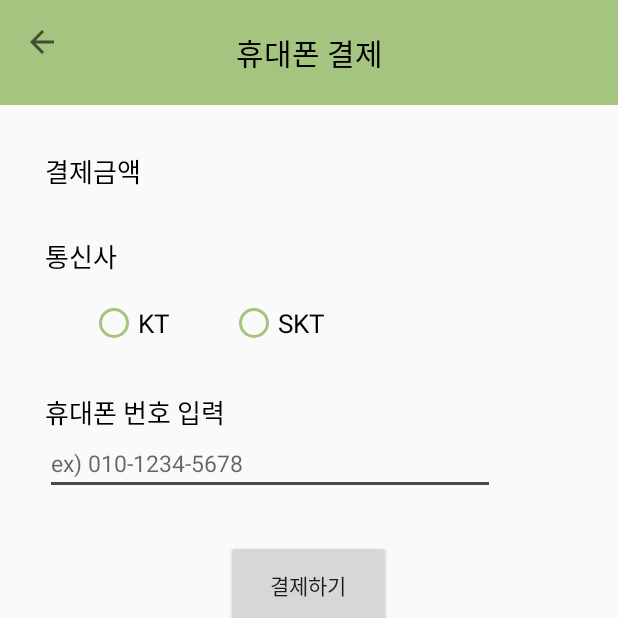
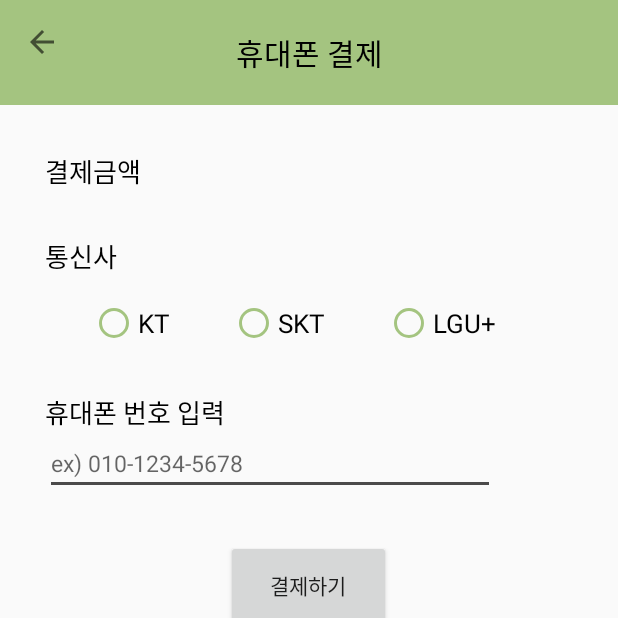
Before and after one commit to seungkloveit/Banhada, an Android app: the Payment_Phone screen opened directly, with no data from a screen before it, on a phone screen of 412 x 824 dp, the top half of it. Run offline under Robolectric (Android 15) with nearby library versions, the phone set to English and light mode, and no system bars; 1 statement that could not run was skipped.

Commit message:
소비자앱 payment_phone.xml 라디오버튼 추가

```diff
--- a/Banhada/app/src/main/res/layout/activity_payment_phone.xml
+++ b/Banhada/app/src/main/res/layout/activity_payment_phone.xml
@@ -123,6 +123,14 @@
             android:text="SKT"
             android:textSize="17dp"
             android:theme="@style/CustomRadioButton" />
+
+        <RadioButton
+            android:layout_width="wrap_content"
+            android:layout_height="wrap_content"
+            android:layout_marginLeft="40dp"
+            android:text="LGU+"
+            android:textSize="17dp"
+            android:theme="@style/CustomRadioButton" />
     </RadioGroup>
 
     <TextView
```
